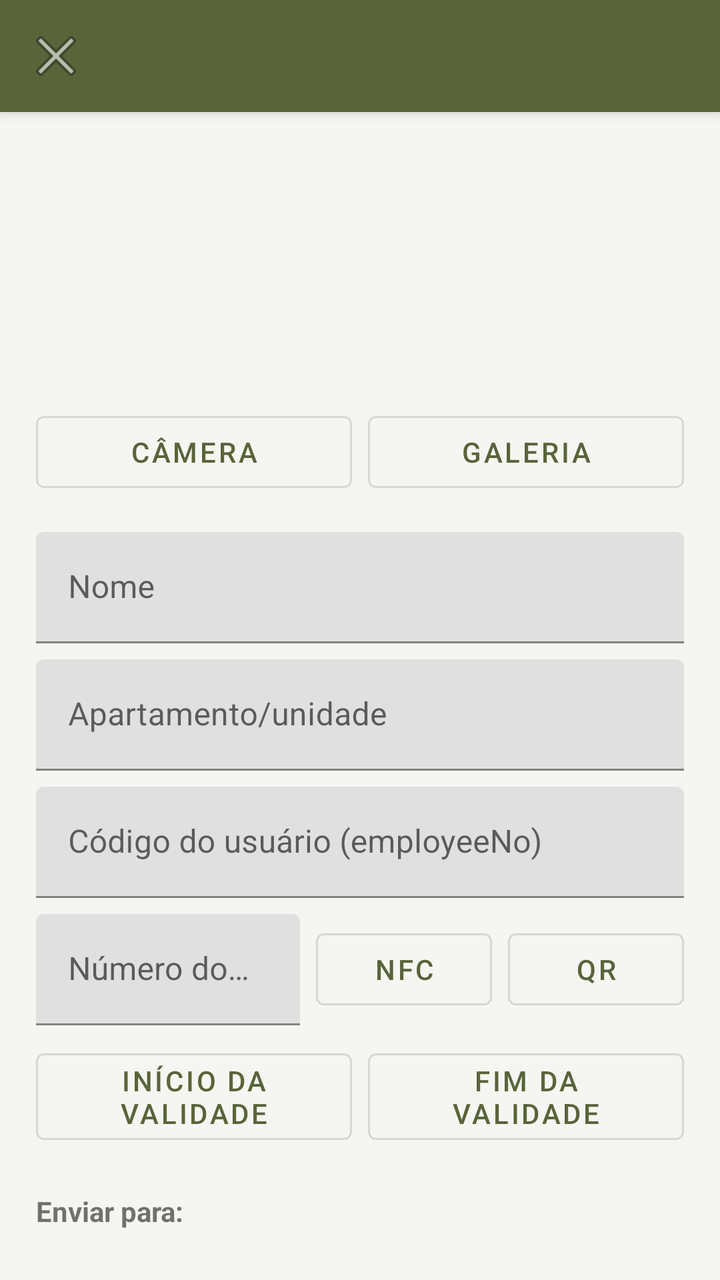
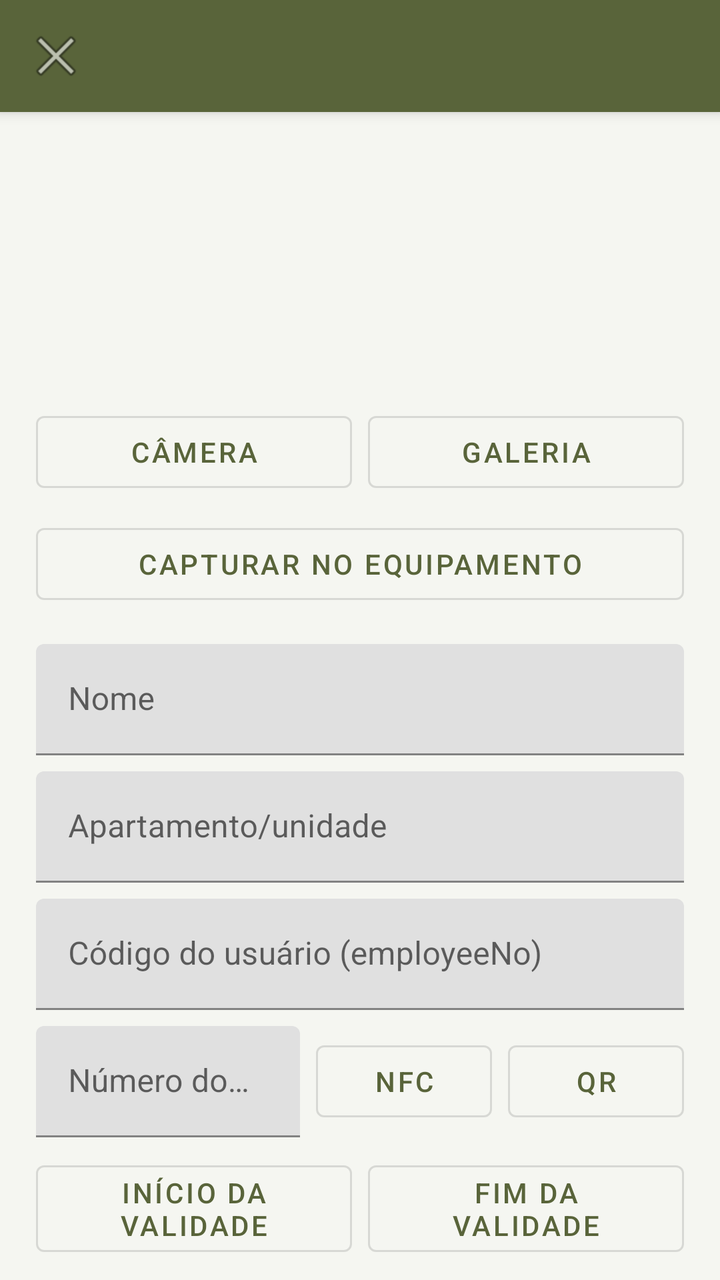

Two renders of the same Android screen: before a commit and after it. Below are the layout's source before the change and the commit's diff.
<!-- AndroidManifest.xml: application theme Theme.FacialApp -->
<!-- res/layout/activity_cadastro.xml -->
<?xml version="1.0" encoding="utf-8"?>
<androidx.coordinatorlayout.widget.CoordinatorLayout
    xmlns:android="http://schemas.android.com/apk/res/android"
    xmlns:app="http://schemas.android.com/apk/res-auto"
    android:layout_width="match_parent"
    android:layout_height="match_parent">

    <com.google.android.material.appbar.AppBarLayout
        android:layout_width="match_parent"
        android:layout_height="wrap_content">
        <androidx.appcompat.widget.Toolbar
            android:id="@+id/toolbar"
            android:layout_width="match_parent"
            android:layout_height="?attr/actionBarSize"
            android:background="@color/primary"
            android:title="Novo cadastro"
            android:titleTextColor="#FFFFFF"
            app:navigationIcon="@android:drawable/ic_menu_close_clear_cancel" />
    </com.google.android.material.appbar.AppBarLayout>

    <androidx.core.widget.NestedScrollView
        android:layout_width="match_parent"
        android:layout_height="match_parent"
        app:layout_behavior="@string/appbar_scrolling_view_behavior">

        <LinearLayout
            android:layout_width="match_parent"
            android:layout_height="wrap_content"
            android:orientation="vertical"
            android:padding="18dp">

            <ImageView
                android:id="@+id/imgFoto"
                android:layout_width="120dp"
                android:layout_height="120dp"
                android:layout_gravity="center_horizontal"
                android:background="@color/background"
                android:scaleType="centerCrop"
                android:contentDescription="Foto do rosto" />

            <LinearLayout
                android:layout_width="match_parent"
                android:layout_height="wrap_content"
                android:orientation="horizontal"
                android:layout_marginTop="8dp">

                <com.google.android.material.button.MaterialButton
                    android:id="@+id/btnTirarFoto"
                    style="@style/Widget.MaterialComponents.Button.OutlinedButton"
                    android:layout_width="0dp"
                    android:layout_weight="1"
                    android:layout_height="wrap_content"
                    android:text="Câmera" />

                <com.google.android.material.button.MaterialButton
                    android:id="@+id/btnGaleria"
                    style="@style/Widget.MaterialComponents.Button.OutlinedButton"
                    android:layout_width="0dp"
                    android:layout_weight="1"
                    android:layout_marginStart="8dp"
                    android:layout_height="wrap_content"
                    android:text="Galeria" />
            </LinearLayout>

            <com.google.android.material.textfield.TextInputLayout
                android:layout_width="match_parent" android:layout_height="wrap_content"
                android:hint="Nome" android:layout_marginTop="16dp">
                <com.google.android.material.textfield.TextInputEditText
                    android:id="@+id/editNome" android:layout_width="match_parent" android:layout_height="wrap_content" />
            </com.google.android.material.textfield.TextInputLayout>

            <com.google.android.material.textfield.TextInputLayout
                android:layout_width="match_parent" android:layout_height="wrap_content"
                android:hint="Apartamento/unidade" android:layout_marginTop="8dp">
                <com.google.android.material.textfield.TextInputEditText
                    android:id="@+id/editApartamento" android:layout_width="match_parent" android:layout_height="wrap_content"
                    android:inputType="number" />
            </com.google.android.material.textfield.TextInputLayout>

            <com.google.android.material.textfield.TextInputLayout
                android:layout_width="match_parent" android:layout_height="wrap_content"
                android:hint="Código do usuário (employeeNo)" android:layout_marginTop="8dp">
                <com.google.android.material.textfield.TextInputEditText
                    android:id="@+id/editCodigo" android:layout_width="match_parent" android:layout_height="wrap_content" />
            </com.google.android.material.textfield.TextInputLayout>

            <LinearLayout
                android:id="@+id/containerCartaoRow"
                android:layout_width="match_parent"
                android:layout_height="wrap_content"
                android:orientation="horizontal"
                android:gravity="center_vertical"
                android:layout_marginTop="8dp">

                <com.google.android.material.textfield.TextInputLayout
                    android:layout_width="0dp" android:layout_weight="1" android:layout_height="wrap_content"
                    android:hint="Número do cartão (opcional)">
                    <com.google.android.material.textfield.TextInputEditText
                        android:id="@+id/editCartao" android:layout_width="match_parent" android:layout_height="wrap_content"
                        android:inputType="number" />
                </com.google.android.material.textfield.TextInputLayout>

                <com.google.android.material.button.MaterialButton
                    android:id="@+id/btnLerNfc"
                    style="@style/Widget.MaterialComponents.Button.OutlinedButton"
                    android:layout_width="wrap_content"
                    android:layout_height="wrap_content"
                    android:layout_marginStart="8dp"
                    android:text="NFC" />

                <com.google.android.material.button.MaterialButton
                    android:id="@+id/btnGerarQr"
                    style="@style/Widget.MaterialComponents.Button.OutlinedButton"
                    android:layout_width="wrap_content"
                    android:layout_height="wrap_content"
                    android:layout_marginStart="8dp"
                    android:text="QR" />
            </LinearLayout>

            <TextView
                android:id="@+id/textTagsUhfTitulo"
                android:text="TAGs UHF (Control iD)"
                android:textStyle="bold"
                android:layout_marginTop="12dp"
                android:visibility="gone"
                android:layout_width="wrap_content"
                android:layout_height="wrap_content" />

            <LinearLayout
                android:id="@+id/containerTagsUhf"
                android:layout_width="match_parent"
                android:layout_height="wrap_content"
                android:orientation="vertical"
                android:visibility="gone"
                android:layout_marginTop="4dp" />

            <LinearLayout
                android:layout_width="match_parent"
                android:layout_height="wrap_content"
                android:orientation="horizontal"
                android:layout_marginTop="8dp">

                <com.google.android.material.button.MaterialButton
                    android:id="@+id/btnValidadeInicio"
                    style="@style/Widget.MaterialComponents.Button.OutlinedButton"
                    android:layout_width="0dp"
                    android:layout_weight="1"
                    android:layout_height="wrap_content"
                    android:text="Início da validade" />

                <com.google.android.material.button.MaterialButton
                    android:id="@+id/btnValidadeFim"
                    style="@style/Widget.MaterialComponents.Button.OutlinedButton"
                    android:layout_width="0dp"
                    android:layout_weight="1"
                    android:layout_marginStart="8dp"
                    android:layout_height="wrap_content"
                    android:text="Fim da validade" />
            </LinearLayout>

            <TextView
                android:id="@+id/textEquipamentosTitulo"
                android:text="Enviar para:"
                android:textStyle="bold"
                android:layout_marginTop="20dp"
                android:layout_width="wrap_content"
                android:layout_height="wrap_content" />

            <LinearLayout
                android:id="@+id/containerEquipamentos"
                android:layout_width="match_parent"
                android:layout_height="wrap_content"
                android:orientation="vertical"
                android:layout_marginTop="4dp" />

            <com.google.android.material.button.MaterialButton
                android:id="@+id/btnEnviar"
                android:layout_width="match_parent"
                android:layout_height="wrap_content"
                android:layout_marginTop="20dp"
                android:text="Enviar cadastro" />

            <LinearLayout
                android:id="@+id/containerResultados"
                android:layout_width="match_parent"
                android:layout_height="wrap_content"
                android:orientation="vertical"
                android:layout_marginTop="16dp" />

        </LinearLayout>
    </androidx.core.widget.NestedScrollView>
</androidx.coordinatorlayout.widget.CoordinatorLayout>
<!-- resources referenced by this layout -->
<resources>
  <color name="background">#F5F6F1</color>
  <color name="primary">#59643A</color>
  <style name="Theme.FacialApp" parent="Theme.MaterialComponents.Light.NoActionBar">
          <item name="colorPrimary">@color/primary</item>
          <item name="colorPrimaryDark">@color/primary_dark</item>
          <item name="colorAccent">@color/accent</item>
          <item name="android:windowBackground">@color/background</item>
      </style>
  <color name="primary_dark">#343D24</color>
  <color name="accent">#89965A</color>
</resources>

<!-- the commit's change to res/layout/activity_cadastro.xml (unified diff, before → after) -->
@@ -62,6 +62,14 @@
                     android:text="Galeria" />
             </LinearLayout>
 
+            <com.google.android.material.button.MaterialButton
+                android:id="@+id/btnCapturarEquip"
+                style="@style/Widget.MaterialComponents.Button.OutlinedButton"
+                android:layout_width="match_parent"
+                android:layout_height="wrap_content"
+                android:layout_marginTop="8dp"
+                android:text="Capturar no equipamento" />
+
             <com.google.android.material.textfield.TextInputLayout
                 android:layout_width="match_parent" android:layout_height="wrap_content"
                 android:hint="Nome" android:layout_marginTop="16dp">
